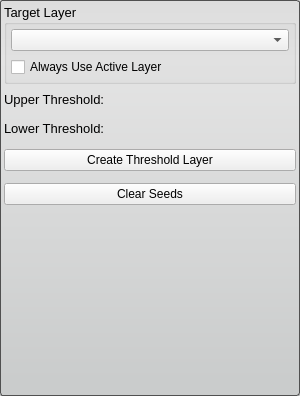
Before: the Qt Designer form src/Interface/ToolInterface/ThresholdToolInterface.ui in SCIInstitute/Seg3D, drawn with Qt 5.
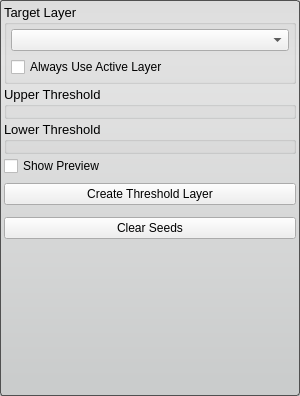
After: the same form once the commit is applied.

Commit message: Added an option to ThresholdTool to switch on/off preview.

```diff
--- a/src/Interface/ToolInterface/ThresholdToolInterface.ui
+++ b/src/Interface/ToolInterface/ThresholdToolInterface.ui
@@ -81,53 +81,52 @@
     </widget>
    </item>
    <item>
-    <widget class="QWidget" name="widget_2" native="true">
+    <widget class="QGroupBox" name="groupBox_2">
+     <property name="font">
+      <font>
+       <pointsize>10</pointsize>
+      </font>
+     </property>
+     <property name="title">
+      <string>Upper Threshold</string>
+     </property>
      <layout class="QVBoxLayout" name="verticalLayout_2">
       <property name="spacing">
-       <number>2</number>
+       <number>6</number>
       </property>
       <property name="margin">
-       <number>0</number>
+       <number>4</number>
       </property>
-      <item>
-       <widget class="QLabel" name="upperLabel">
-        <property name="font">
-         <font>
-          <pointsize>10</pointsize>
-         </font>
-        </property>
-        <property name="text">
-         <string>Upper Threshold:</string>
-        </property>
-       </widget>
-      </item>
      </layout>
     </widget>
    </item>
    <item>
-    <widget class="QWidget" name="widget_3" native="true">
+    <widget class="QGroupBox" name="groupBox_3">
+     <property name="font">
+      <font>
+       <pointsize>10</pointsize>
+      </font>
+     </property>
+     <property name="title">
+      <string>Lower Threshold</string>
+     </property>
      <layout class="QVBoxLayout" name="verticalLayout_3">
       <property name="spacing">
-       <number>2</number>
+       <number>6</number>
       </property>
       <property name="margin">
-       <number>0</number>
+       <number>4</number>
       </property>
-      <item>
-       <widget class="QLabel" name="lowerLabel">
-        <property name="font">
-         <font>
-          <pointsize>10</pointsize>
-         </font>
-        </property>
-        <property name="text">
-         <string>Lower Threshold:</string>
-        </property>
-       </widget>
-      </item>
      </layout>
     </widget>
    </item>
+   <item>
+    <widget class="QCheckBox" name="show_preview_checkbox_">
+     <property name="text">
+      <string>Show Preview</string>
+     </property>
+    </widget>
+   </item>
    <item>
     <widget class="QWidget" name="widget_4" native="true">
      <property name="minimumSize">
```
The commit also changes 4 other files.
